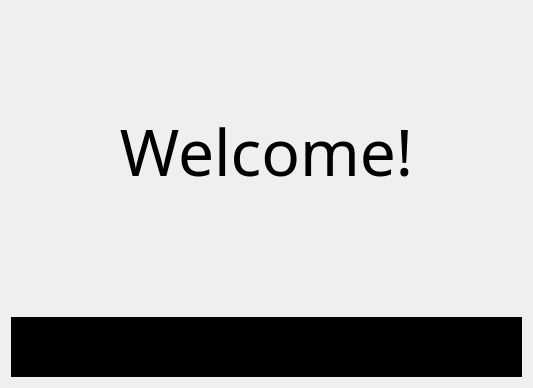
Above: homewnd.ui from natalyatesluk/courseWork before the change. Below: the same form after it.
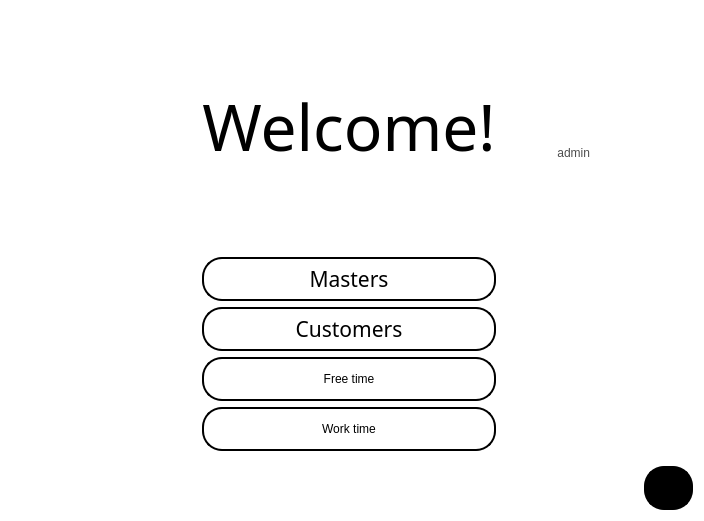
That is the form after the change. The open tabs and pages were chosen to show the change. Icons and pictures are not drawn.

The edit to the form file:
```diff
--- a/homewnd.ui
+++ b/homewnd.ui
@@ -6,89 +6,49 @@
    <rect>
     <x>0</x>
     <y>0</y>
-    <width>533</width>
-    <height>388</height>
+    <width>704</width>
+    <height>521</height>
    </rect>
   </property>
   <property name="windowTitle">
    <string>Form</string>
   </property>
-  <layout class="QVBoxLayout" name="verticalLayout">
-   <item>
-    <spacer name="verticalSpacer_2">
-     <property name="orientation">
-      <enum>Qt::Vertical</enum>
-     </property>
-     <property name="sizeHint" stdset="0">
-      <size>
-       <width>20</width>
-       <height>35</height>
-      </size>
-     </property>
-    </spacer>
-   </item>
-   <item>
-    <widget class="QLabel" name="welcoeLb">
-     <property name="font">
-      <font>
-       <family>Candara Light</family>
-       <pointsize>48</pointsize>
-      </font>
-     </property>
-     <property name="text">
-      <string>Welcome!</string>
-     </property>
-     <property name="alignment">
-      <set>Qt::AlignCenter</set>
-     </property>
-    </widget>
-   </item>
-   <item>
-    <widget class="QLabel" name="pictureLb">
-     <property name="text">
-      <string/>
-     </property>
-     <property name="pixmap">
-      <pixmap resource="picture.qrc">:/new/photo/moons.jpg</pixmap>
-     </property>
-     <property name="alignment">
-      <set>Qt::AlignCenter</set>
-     </property>
-    </widget>
-   </item>
-   <item>
-    <spacer name="verticalSpacer">
-     <property name="orientation">
-      <enum>Qt::Vertical</enum>
-     </property>
-     <property name="sizeHint" stdset="0">
-      <size>
-       <width>20</width>
-       <height>16</height>
-      </size>
-     </property>
-    </spacer>
-   </item>
-   <item>
-    <widget class="QFrame" name="frame">
+  <property name="styleSheet">
+   <string notr="true">QWidget
+{
+	background-color: rgb(255, 255, 255);
+	color: rgb(0, 0, 0);
+}
+QPushButton
+{
+	font: 16pt &quot;Candara&quot;;
+	background-color: rgb(255, 255, 255);
+	color: rgb(0, 0, 0);
+  border: 2px solid  rgb(0, 0, 0);
+border-radius: 20px;
+width: 50px;
+  height: 40px;
+}
+QPushButton:hover {
+               border: 4px solid  rgb(0, 0, 0);
+border-radius: 20px;
+            }
+QPushButton:pressed {
+ border: 2px solid  rgb(0, 0, 0);
+border-radius: 20px;
+            }</string>
+  </property>
+  <layout class="QGridLayout" name="gridLayout_2">
+   <item row="3" column="1">
+    <widget class="QPushButton" name="homePb">
      <property name="styleSheet">
-      <string notr="true">background-color: rgb(0, 0, 0);
-color: rgb(255, 255, 255);
-height: 40px</string>
-     </property>
-     <property name="frameShape">
-      <enum>QFrame::StyledPanel</enum>
-     </property>
-     <property name="frameShadow">
-      <enum>QFrame::Raised</enum>
-     </property>
-     <layout class="QHBoxLayout" name="horizontalLayout">
-      <item>
-       <widget class="QPushButton" name="pushButton_7">
-        <property name="styleSheet">
-         <string notr="true">QPushButton
+      <string notr="true">QPushButton
 {
-border-radius: 10px;
+ padding-left: 5px; 
+	background-color: rgb(0, 0, 0);
+	color: rgb(255, 255, 255);
+  border: 2px solid  rgb(0, 0, 0);
+border-radius: 20px;
 width: 40px;
   height: 40px;
 }
@@ -106,29 +66,63 @@
 border-radius: 10px;
 
             }</string>
-        </property>
-        <property name="text">
-         <string/>
-        </property>
-        <property name="icon">
-         <iconset resource="picture.qrc">
-          <normaloff>:/new/photo/homeicon.jpg</normaloff>:/new/photo/homeicon.jpg</iconset>
-        </property>
-        <property name="iconSize">
-         <size>
-          <width>35</width>
-          <height>35</height>
-         </size>
-        </property>
-       </widget>
-      </item>
-      <item>
-       <widget class="QPushButton" name="pushButton_2">
-        <property name="styleSheet">
-         <string notr="true">QPushButton
+     </property>
+     <property name="text">
+      <string/>
+     </property>
+     <property name="icon">
+      <iconset resource="picture.qrc">
+       <normaloff>:/photo/homeicon.jpg</normaloff>:/photo/homeicon.jpg</iconset>
+     </property>
+     <property name="iconSize">
+      <size>
+       <width>35</width>
+       <height>35</height>
+      </size>
+     </property>
+    </widget>
+   </item>
+   <item row="3" column="0">
+    <spacer name="spacerHomePb">
+     <property name="orientation">
+      <enum>Qt::Horizontal</enum>
+     </property>
+     <property name="sizeHint" stdset="0">
+      <size>
+       <width>40</width>
+       <height>20</height>
+      </size>
+     </property>
+    </spacer>
+   </item>
+   <item row="1" column="0" colspan="2">
+    <widget class="QStackedWidget" name="stackedWidget">
+     <property name="currentIndex">
+      <number>0</number>
+     </property>
+     <widget class="QWidget" name="welcome">
+      <layout class="QGridLayout" name="gridLayout">
+       <item row="2" column="1">
+        <widget class="QPushButton" name="mastersPb">
+         <property name="font">
+          <font>
+           <family>Candara</family>
+           <pointsize>16</pointsize>
+           <italic>false</italic>
+           <bold>false</bold>
+          </font>
+         </property>
+         <property name="layoutDirection">
+          <enum>Qt::LeftToRight</enum>
+         </property>
+         <property name="styleSheet">
+          <string notr="true">QPushButton
 {
-border-radius: 10px;
-width: 40px;
+	background-color: rgb(255, 255, 255);
+	color: rgb(0, 0, 0);
+  border: 2px solid  rgb(0, 0, 0);
+border-radius: 20px;
+width: 50px;
   height: 40px;
 }
 QPushButton:hover {
@@ -145,29 +139,129 @@
 border-radius: 10px;
 
             }</string>
-        </property>
-        <property name="text">
-         <string/>
-        </property>
-        <property name="icon">
-         <iconset resource="picture.qrc">
-          <normaloff>:/new/photo/OIG (1).jpg</normaloff>:/new/photo/OIG (1).jpg</iconset>
-        </property>
-        <property name="iconSize">
-         <size>
-          <width>35</width>
-          <height>35</height>
-         </size>
-        </property>
-       </widget>
-      </item>
-      <item>
-       <widget class="QPushButton" name="mastersPb">
-        <property name="styleSheet">
-         <string notr="true">QPushButton
+         </property>
+         <property name="text">
+          <string>Masters</string>
+         </property>
+         <property name="icon">
+          <iconset resource="picture.qrc">
+           <normaloff>:/photo/masters.jpg</normaloff>:/photo/masters.jpg</iconset>
+         </property>
+         <property name="iconSize">
+          <size>
+           <width>35</width>
+           <height>35</height>
+          </size>
+         </property>
+        </widget>
+       </item>
+       <item row="0" column="1">
+        <widget class="QLabel" name="welcoeLb">
+         <property name="font">
+          <font>
+           <family>Candara Light</family>
+           <pointsize>48</pointsize>
+          </font>
+         </property>
+         <property name="text">
+          <string>Welcome!</string>
+         </property>
+         <property name="alignment">
+          <set>Qt::AlignCenter</set>
+         </property>
+        </widget>
+       </item>
+       <item row="2" column="2">
+        <spacer name="horizontalSpacer_2">
+         <property name="orientation">
+          <enum>Qt::Horizontal</enum>
+         </property>
+         <property name="sizeHint" stdset="0">
+          <size>
+           <width>40</width>
+           <height>20</height>
+          </size>
+         </property>
+        </spacer>
+       </item>
+       <item row="1" column="1">
+        <widget class="QLabel" name="pictureLb">
+         <property name="text">
+          <string/>
+         </property>
+         <property name="pixmap">
+          <pixmap resource="picture.qrc">:/photo/moons.jpg</pixmap>
+         </property>
+         <property name="alignment">
+          <set>Qt::AlignCenter</set>
+         </property>
+        </widget>
+       </item>
+       <item row="2" column="0">
+        <spacer name="horizontalSpacer">
+         <property name="orientation">
+          <enum>Qt::Horizontal</enum>
+         </property>
+         <property name="sizeHint" stdset="0">
+          <size>
+           <width>40</width>
+           <height>20</height>
+          </size>
+         </property>
+        </spacer>
+       </item>
+       <item row="5" column="1">
+        <widget class="QPushButton" name="freePb">
+         <property name="text">
+          <string>Free time</string>
+         </property>
+         <property name="icon">
+          <iconset resource="picture.qrc">
+           <normaloff>:/photo/free.png</normaloff>:/photo/free.png</iconset>
+         </property>
+         <property name="iconSize">
+          <size>
+           <width>35</width>
+           <height>35</height>
+          </size>
+         </property>
+        </widget>
+       </item>
+       <item row="6" column="1">
+        <widget class="QPushButton" name="pushButton">
+         <property name="text">
+          <string>Work time</string>
+         </property>
+         <property name="icon">
+          <iconset resource="picture.qrc">
+           <normaloff>:/photo/work.png</normaloff>:/photo/work.png</iconset>
+         </property>
+         <property name="iconSize">
+          <size>
+           <width>35</width>
+           <height>35</height>
+          </size>
+         </property>
+        </widget>
+       </item>
+       <item row="3" column="1">
+        <widget class="QPushButton" name="customerPb">
+         <property name="font">
+          <font>
+           <family>Candara</family>
+           <pointsize>16</pointsize>
+           <italic>false</italic>
+           <bold>false</bold>
+          </font>
+         </property>
+         <property name="styleSheet">
+          <string notr="true">QPushButton
 {
-border-radius: 10px;
-width: 40px;
+	background-color: rgb(255, 255, 255);
+	color: rgb(0, 0, 0);
+  border: 2px solid  rgb(0, 0, 0);
+border-radius: 20px;
+width: 50px;
   height: 40px;
 }
 QPushButton:hover {
@@ -184,69 +278,81 @@
 border-radius: 10px;
 
             }</string>
-        </property>
-        <property name="text">
-         <string/>
-        </property>
-        <property name="icon">
-         <iconset resource="picture.qrc">
-          <normaloff>:/new/photo/mastericon.jpg</normaloff>:/new/photo/mastericon.jpg</iconset>
-        </property>
-        <property name="iconSize">
-         <size>
-          <width>35</width>
-          <height>35</height>
-         </size>
-        </property>
-       </widget>
-      </item>
-      <item>
-       <widget class="QPushButton" name="pushButton_4">
-        <property name="styleSheet">
-         <string notr="true">QPushButton
-{
-border-radius: 10px;
-width: 40px;
-  height: 40px;
-}
-QPushButton:hover {
-               border: 2px solid rgb(200, 200, 200);
-width: 45px;
-  height: 45px;
-border-radius: 10px;
+         </property>
+         <property name="text">
+          <string>Customers</string>
+         </property>
+         <property name="icon">
+          <iconset resource="picture.qrc">
+           <normaloff>:/photo/customer.jpg</normaloff>:/photo/customer.jpg</iconset>
+         </property>
+         <property name="iconSize">
+          <size>
+           <width>37</width>
+           <height>37</height>
+          </size>
+         </property>
+        </widget>
+       </item>
+       <item row="0" column="2">
+        <widget class="QStackedWidget" name="avatarStckW">
+         <property name="currentIndex">
+          <number>1</number>
+         </property>
+         <widget class="QWidget" name="avatar">
+          <layout class="QGridLayout" name="gridLayout_4">
+           <item row="0" column="0">
+            <widget class="QLabel" name="usernameLb">
+             <property name="styleSheet">
+              <string notr="true">QLabel{font: 11pt &quot;Candara&quot;;}</string>
+             </property>
+             <property name="text">
+              <string/>
+             </property>
+             <property name="alignment">
+              <set>Qt::AlignRight|Qt::AlignTrailing|Qt::AlignVCenter</set>
+             </property>
+            </widget>
+           </item>
+           <item row="0" column="1" rowspan="2">
+            <widget class="QLabel" name="activeAvatarLb">
+             <property name="text">
+              <string/>
+             </property>
+             <property name="pixmap">
+              <pixmap resource="picture.qrc">:/photo/avatarW.png</pixmap>
+             </property>
+             <property name="alignment">
+              <set>Qt::AlignCenter</set>
+             </property>
+            </widget>
+           </item>
+           <item row="1" column="0">
+            <widget class="QLabel" name="statusLb">
+             <property name="styleSheet">
+              <string notr="true">QLabel{color:rgb(76, 76, 76);
+font: 8pt &quot;Candara&quot;;}
+</string>
+             </property>
+             <property name="text">
+              <string>admin</string>
+             </property>
+             <property name="alignment">
+              <set>Qt::AlignRight|Qt::AlignTrailing|Qt::AlignVCenter</set>
+             </property>
+            </widget>
+           </item>
+           <item row="2" column="0" colspan="2">
+            <widget class="QPushButton" name="changePb">
+             <property name="styleSheet">
+              <string notr="true">QPushButton
+{font: 10pt &quot;Candara&quot;;
 
-            }
-QPushButton:pressed {
-            border: 1px solid rgb(200, 200, 200);
-width: 35px;
-  height: 35px;
-border-radius: 10px;
-
-            }</string>
-        </property>
-        <property name="text">
-         <string/>
-        </property>
-        <property name="icon">
-         <iconset resource="picture.qrc">
-          <normaloff>:/new/photo/workicon.jpg</normaloff>:/new/photo/workicon.jpg</iconset>
-        </property>
-        <property name="iconSize">
-         <size>
-          <width>35</width>
-          <height>35</height>
-         </size>
-        </property>
-       </widget>
-      </item>
-      <item>
-       <widget class="QPushButton" name="pushButton_5">
-        <property name="styleSheet">
-         <string notr="true">QPushButton
-{
-border-radius: 10px;
+	background-color: rgb(255, 255, 255);
+	color: rgb(255, 255, 255);
+border: 2px solid  rgb(255, 255, 255);
 width: 40px;
-  height: 40px;
+  height: 20px;
 }
 QPushButton:hover {
                border: 2px solid rgb(200, 200, 200);
@@ -262,30 +368,47 @@
 border-radius: 10px;
 
             }</string>
-        </property>
-        <property name="text">
-         <string/>
-        </property>
-        <property name="icon">
-         <iconset resource="picture.qrc">
-          <normaloff>:/new/photo/freeicon.jpg</normaloff>:/new/photo/freeicon.jpg</iconset>
-        </property>
-        <property name="iconSize">
-         <size>
-          <width>35</width>
-          <height>35</height>
-         </size>
-        </property>
-       </widget>
-      </item>
-      <item>
-       <widget class="QPushButton" name="pushButton_6">
-        <property name="styleSheet">
-         <string notr="true">QPushButton
-{
-border-radius: 10px;
+             </property>
+             <property name="text">
+              <string>change</string>
+             </property>
+            </widget>
+           </item>
+          </layout>
+         </widget>
+         <widget class="QWidget" name="changeAvatar">
+          <layout class="QGridLayout" name="gridLayout_3">
+           <item row="0" column="0">
+            <widget class="QLabel" name="wAvatarLb">
+             <property name="text">
+              <string/>
+             </property>
+             <property name="pixmap">
+              <pixmap resource="picture.qrc">:/photo/avatarW.png</pixmap>
+             </property>
+            </widget>
+           </item>
+           <item row="0" column="1">
+            <widget class="QLabel" name="mAvatarlb">
+             <property name="text">
+              <string/>
+             </property>
+             <property name="pixmap">
+              <pixmap resource="picture.qrc">:/photo/avatarM.png</pixmap>
+             </property>
+            </widget>
+           </item>
+           <item row="1" column="0">
+            <widget class="QPushButton" name="changeWomenPb">
+             <property name="styleSheet">
+              <string notr="true">QPushButton
+{font: 10pt &quot;Candara&quot;;
+
+	background-color: rgb(255, 255, 255);
+	color: rgb(190, 190, 195);
+border: 2px solid  rgb(255, 255, 255);
 width: 40px;
-  height: 40px;
+  height: 20px;
 }
 QPushButton:hover {
                border: 2px solid rgb(200, 200, 200);
@@ -301,24 +424,23 @@
 border-radius: 10px;
 
             }</string>
-        </property>
-        <property name="text">
-         <string/>
-        </property>
-        <property name="icon">
-         <iconset resource="picture.qrc">
-          <normaloff>:/new/photo/exit.jpg</normaloff>:/new/photo/exit.jpg</iconset>
-        </property>
-       </widget>
-      </item>
-      <item>
-       <widget class="QPushButton" name="pushButton">
-        <property name="styleSheet">
-         <string notr="true">QPushButton
-{
-border-radius: 10px;
+             </property>
+             <property name="text">
+              <string>change</string>
+             </property>
+            </widget>
+           </item>
+           <item row="1" column="1">
+            <widget class="QPushButton" name="changeMenPb">
+             <property name="styleSheet">
+              <string notr="true">QPushButton
+{font: 10pt &quot;Candara&quot;;
+
+	background-color: rgb(255, 255, 255);
+	color: rgb(190, 190, 195);
+border: 2px solid  rgb(255, 255, 255);
 width: 40px;
-  height: 40px;
+  height: 20px;
 }
 QPushButton:hover {
                border: 2px solid rgb(200, 200, 200);
@@ -334,23 +456,18 @@
 border-radius: 10px;
 
             }</string>
-        </property>
-        <property name="text">
-         <string/>
-        </property>
-        <property name="icon">
-         <iconset resource="picture.qrc">
-          <normaloff>:/new/photo/off.jpg</normaloff>:/new/photo/off.jpg</iconset>
-        </property>
-        <property name="iconSize">
-         <size>
-          <width>35</width>
-          <height>35</height>
-         </size>
-        </property>
-       </widget>
-      </item>
-     </layout>
+             </property>
+             <property name="text">
+              <string>change</string>
+             </property>
+            </widget>
+           </item>
+          </layout>
+         </widget>
+        </widget>
+       </item>
+      </layout>
+     </widget>
     </widget>
    </item>
   </layout>
```
Left out of the diff: 86 changed lines with no effect on the pictures.
